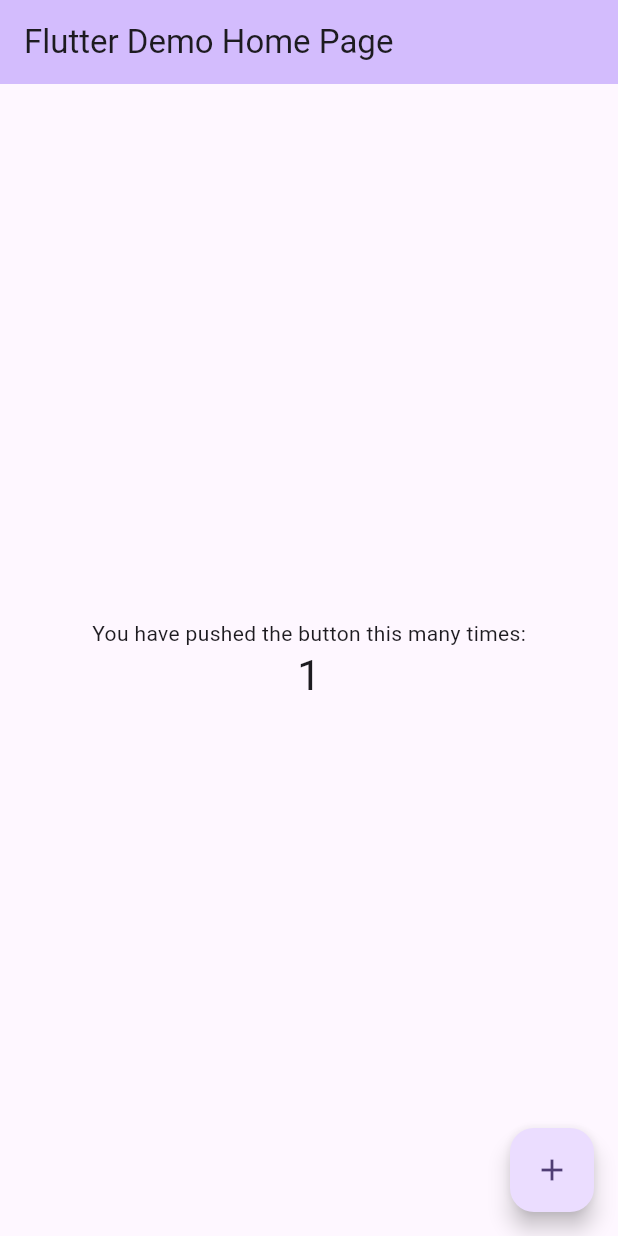
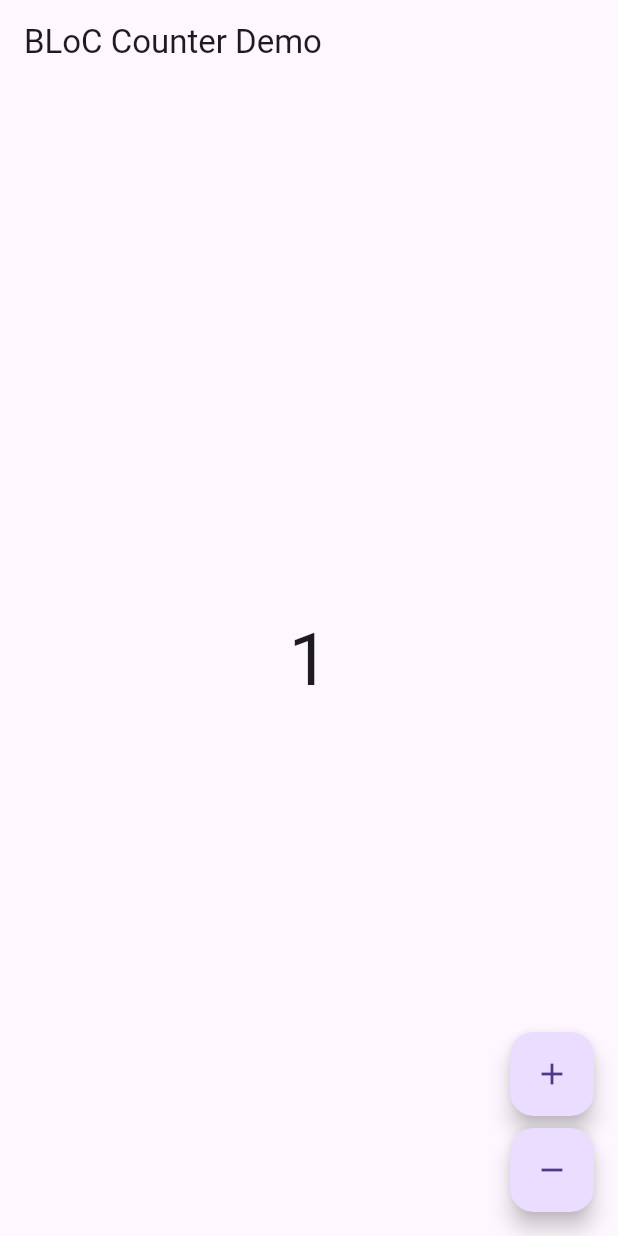
Before and after one commit to niwanthaik/achani_ecommerce_mobile, a Flutter app: the screen it shows after launch, after a tap on the "add" icon, on a phone screen of 412 x 824 dp. Run offline on Flutter 3.47's test engine with Material 3 defaults, Android fonts, the light colour scheme and no system bars; our stand-ins replace bloc, flutter_bloc.

Commit message:
feat(sprint-1): add BLoC counter demo

```diff
--- /dev/null
+++ b/lib/bloc/counter_bloc.dart
@@ -0,0 +1,10 @@
+import 'package:bloc/bloc.dart';
+import 'counter_event.dart';
+import 'counter_state.dart';
+
+class CounterBloc extends Bloc<CounterEvent, CounterState> {
+  CounterBloc(): super(const CounterState(0)) {
+    on<Increment>((_, emit) => emit(CounterState(state.value + 1)));
+    on<Decrement>((_, emit) => emit(CounterState(state.value - 1)));
+  }
+}
--- /dev/null
+++ b/lib/bloc/counter_event.dart
@@ -0,0 +1,3 @@
+abstract class CounterEvent {}
+class Increment extends CounterEvent {}
+class Decrement extends CounterEvent {}
--- /dev/null
+++ b/lib/bloc/counter_state.dart
@@ -0,0 +1,4 @@
+class CounterState {
+  final int value;
+  const CounterState(this.value);
+}
--- a/lib/main.dart
+++ b/lib/main.dart
@@ -1,122 +1,70 @@
 import 'package:flutter/material.dart';
+import 'package:flutter_bloc/flutter_bloc.dart';
+import 'bloc/counter_bloc.dart';
+import 'bloc/counter_event.dart';
+import 'bloc/counter_state.dart';
 
 void main() {
-  runApp(const MyApp());
+  runApp(
+    BlocProvider(
+      create: (_) => CounterBloc(),
+      child: const MyApp(),
+    ),
+  );
 }
 
 class MyApp extends StatelessWidget {
   const MyApp({super.key});
-
-  // This widget is the root of your application.
   @override
   Widget build(BuildContext context) {
     return MaterialApp(
-      title: 'Flutter Demo',
-      theme: ThemeData(
-        // This is the theme of your application.
-        //
-        // TRY THIS: Try running your application with "flutter run". You'll see
-        // the application has a purple toolbar. Then, without quitting the app,
-        // try changing the seedColor in the colorScheme below to Colors.green
-        // and then invoke "hot reload" (save your changes or press the "hot
-        // reload" button in a Flutter-supported IDE, or press "r" if you used
-        // the command line to start the app).
-        //
-        // Notice that the counter didn't reset back to zero; the application
-        // state is not lost during the reload. To reset the state, use hot
-        // restart instead.
-        //
-        // This works for code too, not just values: Most code changes can be
-        // tested with just a hot reload.
-        colorScheme: ColorScheme.fromSeed(seedColor: Colors.deepPurple),
+      title: 'E-Commerce Sprint 1',
+      home: Scaffold(
+        appBar: AppBar(title: const Text('BLoC Counter Demo')),
+        body: const CounterView(),
+        floatingActionButton: const CounterActions(),
       ),
-      home: const MyHomePage(title: 'Flutter Demo Home Page'),
     );
   }
 }
 
-class MyHomePage extends StatefulWidget {
-  const MyHomePage({super.key, required this.title});
-
-  // This widget is the home page of your application. It is stateful, meaning
-  // that it has a State object (defined below) that contains fields that affect
-  // how it looks.
-
-  // This class is the configuration for the state. It holds the values (in this
-  // case the title) provided by the parent (in this case the App widget) and
-  // used by the build method of the State. Fields in a Widget subclass are
-  // always marked "final".
-
-  final String title;
-
-  @override
-  State<MyHomePage> createState() => _MyHomePageState();
-}
-
-class _MyHomePageState extends State<MyHomePage> {
-  int _counter = 0;
-
-  void _incrementCounter() {
-    setState(() {
-      // This call to setState tells the Flutter framework that something has
-      // changed in this State, which causes it to rerun the build method below
-      // so that the display can reflect the updated values. If we changed
-      // _counter without calling setState(), then the build method would not be
-      // called again, and so nothing would appear to happen.
-      _counter++;
-    });
-  }
-
+class CounterView extends StatelessWidget {
+  const CounterView({super.key});
   @override
   Widget build(BuildContext context) {
-    // This method is rerun every time setState is called, for instance as done
-    // by the _incrementCounter method above.
-    //
-    // The Flutter framework has been optimized to make rerunning build methods
-    // fast, so that you can just rebuild anything that needs updating rather
-    // than having to individually change instances of widgets.
-    return Scaffold(
-      appBar: AppBar(
-        // TRY THIS: Try changing the color here to a specific color (to
-        // Colors.amber, perhaps?) and trigger a hot reload to see the AppBar
-        // change color while the other colors stay the same.
-        backgroundColor: Theme.of(context).colorScheme.inversePrimary,
-        // Here we take the value from the MyHomePage object that was created by
-        // the App.build method, and use it to set our appbar title.
-        title: Text(widget.title),
+    return Center(
+      child: BlocBuilder<CounterBloc, CounterState>(
+        builder: (context, state) {
+          return Text(
+            '${state.value}',
+            style: const TextStyle(fontSize: 48),
+          );
+        },
       ),
-      body: Center(
-        // Center is a layout widget. It takes a single child and positions it
-        // in the middle of the parent.
-        child: Column(
-          // Column is also a layout widget. It takes a list of children and
-          // arranges them vertically. By default, it sizes itself to fit its
-          // children horizontally, and tries to be as tall as its parent.
-          //
-          // Column has various properties to control how it sizes itself and
-          // how it positions its children. Here we use mainAxisAlignment to
-          // center the children vertically; the main axis here is the vertical
-          // axis because Columns are vertical (the cross axis would be
-          // horizontal).
-          //
-          // TRY THIS: Invoke "debug painting" (choose the "Toggle Debug Paint"
-          // action in the IDE, or press "p" in the console), to see the
-          // wireframe for each widget.
-          mainAxisAlignment: MainAxisAlignment.center,
-          children: <Widget>[
-            const Text('You have pushed the button this many times:'),
-            Text(
-              '$_counter',
-              style: Theme.of(context).textTheme.headlineMedium,
-            ),
-          ],
-        ),
-      ),
-      floatingActionButton: FloatingActionButton(
-        onPressed: _incrementCounter,
-        tooltip: 'Increment',
-        child: const Icon(Icons.add),
-      ), // This trailing comma makes auto-formatting nicer for build methods.
     );
   }
 }
+
+class CounterActions extends StatelessWidget {
+  const CounterActions({super.key});
+  @override
+  Widget build(BuildContext context) {
+    final bloc = context.read<CounterBloc>();
+    return Column(
+      mainAxisSize: MainAxisSize.min,
+      children: [
+        FloatingActionButton(
+          onPressed: () => bloc.add(Increment()),
+          tooltip: 'Increment',
+          child: const Icon(Icons.add),
+        ),
+        const SizedBox(height: 8),
+        FloatingActionButton(
+          onPressed: () => bloc.add(Decrement()),
+          tooltip: 'Decrement',
+          child: const Icon(Icons.remove),
+        ),
+      ],
+    );
+  }
+}
--- a/pubspec.yaml
+++ b/pubspec.yaml
@@ -30,6 +30,9 @@ environment:
 dependencies:
   flutter:
     sdk: flutter
+
+  flutter_bloc: ^8.1.2
+  bloc: ^8.1.0
 
   # The following adds the Cupertino Icons font to your application.
   # Use with the CupertinoIcons class for iOS style icons.
```
